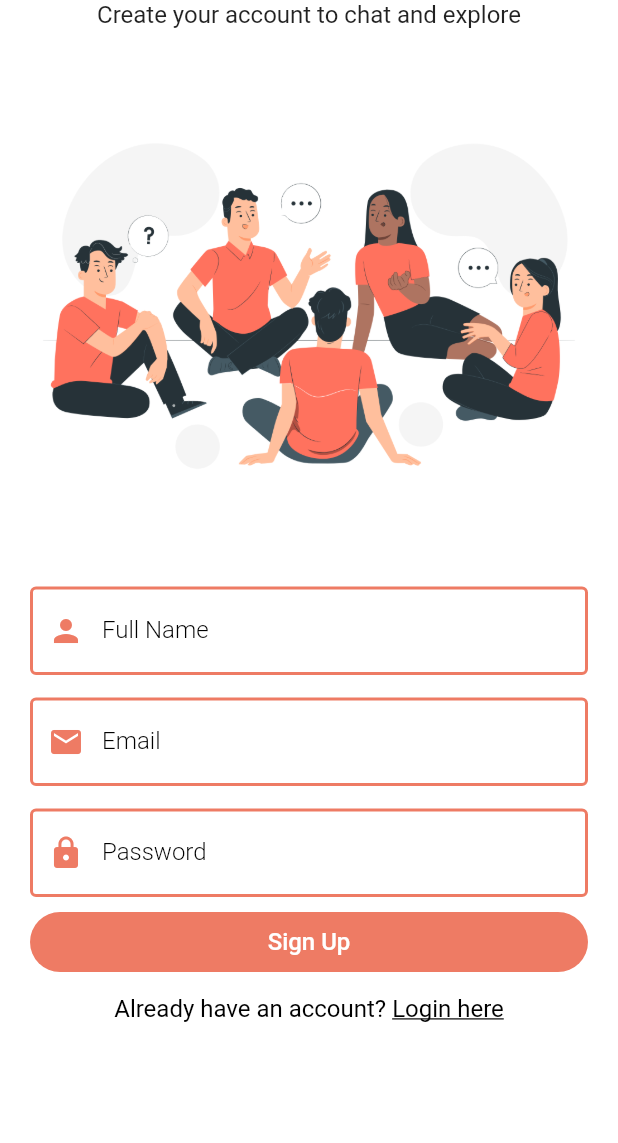
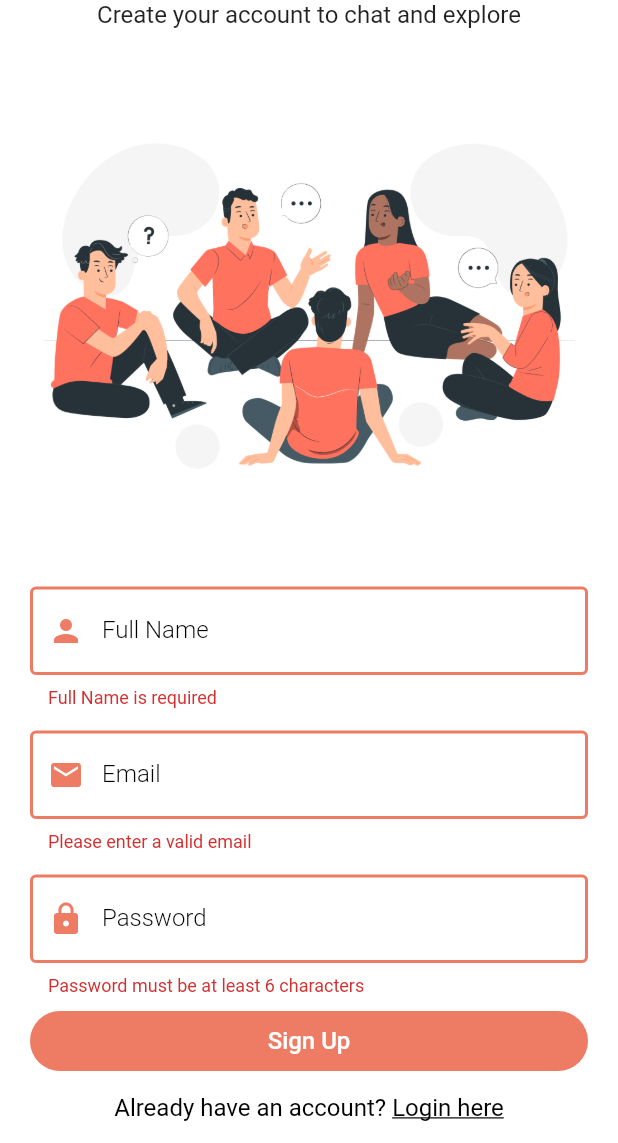
Before and after one commit to sachin-pal89/Chattify, a Flutter app: the RegisterPage screen opened directly, scrolled down 65 dp, after a tap on "Sign Up", on a phone screen of 412 x 824 dp, the part 93-1236 px from its top. Run offline on Flutter 3.47's test engine with Material 2 defaults, Android fonts, the phone set to English and light mode, and no system bars; our stand-ins replace cloud_firestore, firebase_auth, firebase_core, shared_preferences; accounts and stored records are empty.

Commit message:
Register function & value in SharedPreference

```diff
--- a/lib/pages/auth/register_page.dart
+++ b/lib/pages/auth/register_page.dart
@@ -1,4 +1,7 @@
+import 'package:chattify/helper/helper_functions.dart';
 import 'package:chattify/pages/auth/login_page.dart';
+import 'package:chattify/pages/home_page.dart';
+import 'package:chattify/services/auth_service.dart';
 import 'package:chattify/widgets/widgets.dart';
 import 'package:flutter/gestures.dart';
 import 'package:flutter/material.dart';
@@ -12,16 +15,23 @@
 
 class _RegisterPageState extends State<RegisterPage> {
   final GlobalKey<FormState> formKey = GlobalKey<FormState>();
+  bool _isLoading = false;
   String email = "";
   String password = "";
   String fullname = "";
+  AuthService authService = AuthService();
 
   @override
   Widget build(BuildContext context) {
     return Scaffold(
-      body: SingleChildScrollView(
+      body: _isLoading
+          ? Center(
+              child: CircularProgressIndicator(
+                  color: Theme.of(context).primaryColor))
+          : SingleChildScrollView(
               child: Padding(
-          padding: const EdgeInsets.symmetric(horizontal: 20, vertical: 80),
+                padding:
+                    const EdgeInsets.symmetric(horizontal: 20, vertical: 80),
                 child: Form(
                   key: formKey,
                   child: Column(
@@ -30,11 +40,13 @@
                     children: <Widget>[
                       const Text(
                         "Chattify",
-                  style: TextStyle(fontSize: 40, fontWeight: FontWeight.bold),
+                        style: TextStyle(
+                            fontSize: 40, fontWeight: FontWeight.bold),
                       ),
                       const Text(
                         "Create your account to chat and explore",
-                  style: TextStyle(fontSize: 16, fontWeight: FontWeight.w400),
+                        style: TextStyle(
+                            fontSize: 16, fontWeight: FontWeight.w400),
                       ),
                       Image.asset("assets/register.png"),
                       TextFormField(
@@ -133,7 +145,8 @@
                       ),
                       Text.rich(TextSpan(
                           text: "Already have an account? ",
-                    style: const TextStyle(color: Colors.black, fontSize: 16),
+                          style: const TextStyle(
+                              color: Colors.black, fontSize: 16),
                           children: <TextSpan>[
                             TextSpan(
                                 text: "Login here",
@@ -142,7 +155,8 @@
                                     decoration: TextDecoration.underline),
                                 recognizer: TapGestureRecognizer()
                                   ..onTap = () {
-                              nextScreenReplace(context, const LogInPage());
+                                    nextScreenReplace(
+                                        context, const LogInPage());
                                   })
                           ]))
                     ],
@@ -153,5 +167,30 @@
     );
   }
 
-  register() {}
+  register() async {
+    if (formKey.currentState!.validate()) {
+      setState(() {
+        _isLoading = true;
+      });
+
+      await authService
+          .registerUserWithEmailandPassword(fullname, email, password)
+          .then((value) async {
+        if (value == true) {
+          // saving all shared preferences state
+          await HelperFunctions.saveUserLoggedInStatus(true);
+          await HelperFunctions.saveUserEmailSF(email);
+          await HelperFunctions.saveUserNameSF(fullname);
+
+          // ignore: use_build_context_synchronously
+          nextScreenReplace(context, const HomePage());
+        } else {
+          showSnackbar(context, Colors.red, value);
+          setState(() {
+            _isLoading = false;
+          });
         }
+      });
+    }
+  }
+}
--- /dev/null
+++ b/lib/services/database_service.dart
@@ -0,0 +1,27 @@
+import "package:cloud_firestore/cloud_firestore.dart";
+
+class DatabaseService {
+  final String? uid;
+  DatabaseService({this.uid});
+
+  // reference for our collections
+
+  // reference for users collections
+  final CollectionReference userCollection =
+      FirebaseFirestore.instance.collection("users");
+
+  // reference for groups collections
+  final CollectionReference groupCollection =
+      FirebaseFirestore.instance.collection("groups");
+
+  // updating the userdata
+  Future updateUserData(String fullName, String email) async {
+    return await userCollection.doc(uid).set({
+      "fullName": fullName,
+      "email": email,
+      "groups": [],
+      "profilePic": "",
+      "uid": uid,
+    });
+  }
+}
```
Also changed, not shown: lib/helper/helper_functions.dart (+15 -0 lines), lib/pages/home_page.dart (+13 -2 lines), lib/services/auth_service.dart (added, +41 -0 lines), lib/widgets/widgets.dart (+13 -0 lines). Lines whose indentation alone changed are shown as unchanged.
